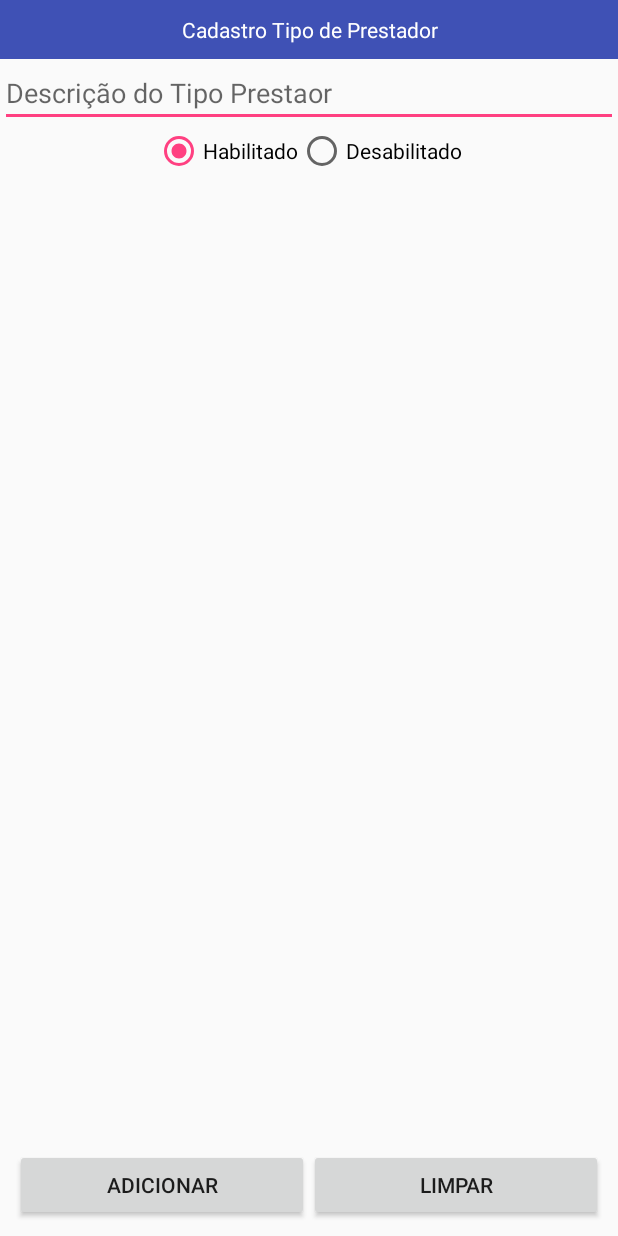
After one commit to dsleal/fabricaADS2019, an Android app: the AddTipoPrestador screen opened directly, with no data from a screen before it, on a phone screen of 412 x 824 dp. The commit adds this screen. Run offline under Robolectric (Android 15) with nearby library versions, the phone set to English and light mode, and no system bars.

Commit message:
Tela para adicionar tipo prestador

```diff
--- a/app/build.gradle
+++ b/app/build.gradle
@@ -27,6 +27,7 @@ dependencies {
     implementation 'com.android.support:appcompat-v7:26.1.0'
     implementation 'com.android.support:cardview-v7:26.1.0'
     implementation 'com.android.support.constraint:constraint-layout:1.0.2'
+    implementation 'com.android.support:design:26.1.0'
     testImplementation 'junit:junit:4.12'
     androidTestImplementation 'com.android.support.test:runner:1.0.1'
     androidTestImplementation 'com.android.support.test.espresso:espresso-core:3.0.1'
@@ -35,6 +36,7 @@ dependencies {
     implementation 'com.squareup.retrofit2:converter-gson:2.1.0'
     implementation 'com.squareup.okhttp3:logging-interceptor:3.4.1'
     implementation 'com.squareup.okhttp3:okhttp:3.4.1'
+    implementation 'com.android.support:gridlayout-v7:26.1.0'
 
 
 }
--- a/app/src/main/java/contrato/com/activities/administrador/Administrador.java
+++ b/app/src/main/java/contrato/com/activities/administrador/Administrador.java
@@ -19,8 +19,9 @@ public class Administrador extends AppCompatActivity {
 
        }
 
+
     public void tpPrestador(View view) {
-        Intent intent = new Intent(Administrador.this, TTipoPrestador.class);
+        Intent intent = new Intent(Administrador.this, TTipoPrestador2.class);
         intent.putExtra("info","This is activity from card item index  ");
         startActivity(intent);
 
--- a/app/src/main/java/contrato/com/adapters/AdapterTipoPrestador.java
+++ b/app/src/main/java/contrato/com/adapters/AdapterTipoPrestador.java
@@ -59,11 +59,13 @@ public class AdapterTipoPrestador extends BaseAdapter {
         TipoPrestador tipoPrestador = parsetItem(i);
 
         TextView descricao;
+        TextView habilitado;
 
         descricao = view.findViewById(R.id.txtTpDesc);
-        //campoEmail = view.findViewById(R.id.txtEmail);
+        habilitado = view.findViewById(R.id.txtTpHabil);
 
         descricao.setText(tipoPrestador.getDescricao()!=null ? tipoPrestador.getDescricao() : "Sem registro");
+        habilitado.setText(tipoPrestador.isDesativado() == true ? "desabilitado" : "habilitado");
 
         return view;
     }
--- a/app/src/main/java/contrato/com/boostrap/APIClient.java
+++ b/app/src/main/java/contrato/com/boostrap/APIClient.java
@@ -10,7 +10,7 @@ public class APIClient {
     private static Retrofit retrofit = null;
 
     //public static final String ENDPOINT = "https://jsonplaceholder.typicode.com/";
-    public static final String ENDPOINT = "http://10.144.30.211:8080/api/";
+    public static final String ENDPOINT = "http://192.168.1.7:8080/api/";
 
     public static Retrofit getClient(){
 
--- a/app/src/main/java/contrato/com/model/TipoPrestador.java
+++ b/app/src/main/java/contrato/com/model/TipoPrestador.java
@@ -20,9 +20,7 @@ public class TipoPrestador {
     }
 
     public TipoPrestador(String descricao) {
-
         this.descricao = descricao;
-
     }
 
     public int getCodigo() {
--- /dev/null
+++ b/app/src/main/res/layout/activity_add_tipo_prestador.xml
@@ -0,0 +1,83 @@
+<RelativeLayout xmlns:android="http://schemas.android.com/apk/res/android"
+    android:orientation="vertical"
+    android:gravity="center_horizontal"
+    android:layout_height="fill_parent"
+    android:layout_width="fill_parent">
+
+    <LinearLayout android:layout_width="fill_parent"
+        android:id="@+id/AddTpcabecalho"
+        android:layout_height="wrap_content"
+        android:orientation="horizontal"
+        android:background="@color/colorPrimary"
+        android:padding="10dip">
+        <TextView android:textColor="#FFFFFF"
+            android:layout_height="wrap_content"
+            android:layout_alignParentBottom="true"
+            android:layout_width="fill_parent"
+            android:gravity="center_horizontal"
+            android:text="@string/llAddTP" />
+    </LinearLayout>
+
+
+    <LinearLayout
+        android:layout_width="match_parent"
+        android:layout_height="match_parent"
+        android:orientation="vertical"
+        android:layout_below="@id/AddTpcabecalho">
+
+        <EditText
+            android:id="@+id/txtAddTpDesc"
+            android:layout_width="match_parent"
+            android:layout_height="wrap_content"
+            android:ems="10"
+            android:hint="@string/txtAddTpDesc"
+            android:inputType="textPersonName" />
+
+        <RadioGroup
+            android:id="@+id/rbGroup"
+            android:layout_width="match_parent"
+            android:layout_height="wrap_content"
+            android:orientation="horizontal"
+            android:gravity="center"
+            android:layout_gravity="center_vertical">
+
+            <RadioButton
+                android:id="@+id/rbHabilitado"
+                android:layout_width="wrap_content"
+                android:layout_height="wrap_content"
+                android:checked="true"
+                android:text="@string/rbHabilitado" />
+
+            <RadioButton
+                android:id="@+id/rbDesabilitado"
+                android:layout_width="wrap_content"
+                android:layout_height="wrap_content"
+                android:text="@string/rbDesabilitado" />
+        </RadioGroup>
+
+    </LinearLayout>
+
+
+    <LinearLayout android:layout_width="fill_parent"
+        android:layout_alignParentBottom="true"
+        android:gravity="center_vertical"
+        android:layout_height="wrap_content"
+        android:padding="10dip">
+        <Button
+            android:id="@+id/btnAddTPAdicionar"
+            android:layout_width="0dp"
+            android:layout_height="wrap_content"
+            android:layout_weight="1"
+            android:onClick="adicionar"
+            android:text="@string/btnAdicionar" />
+
+        <Button
+            android:id="@+id/btnAddTPLimpar"
+            android:layout_width="0dp"
+            android:layout_height="wrap_content"
+            android:layout_weight="1"
+            android:onClick="limpar"
+            android:text="@string/btnLimpar" />
+    </LinearLayout>
+
+</RelativeLayout>
--- /dev/null
+++ b/app/src/main/res/values/dimens.xml
@@ -0,0 +1,3 @@
+<resources>
+    <dimen name="fab_margin">16dp</dimen>
+</resources>
--- a/app/src/main/res/values/strings.xml
+++ b/app/src/main/res/values/strings.xml
@@ -1,5 +1,5 @@
 <resources>
-    <string name="app_name">AndroidGridLayout</string>
+    <string name="app_name">Contrato</string>
     <string name="pnlAdm">Painel Administrativo</string>
     <string name="pnlCadastro">Cadastro-se</string>
     <string name="btnCadastro">Cadatre-se</string>
@@ -21,5 +21,17 @@
     <string name="cardCliente">Cliente</string>
     <string name="cardOrdemServico">Ordem de Serviço</string>
     <string name="cardSolicitacaoServico">Solicitacao de Servico</string>
+    <string name="title_activity_ttipo_prestador2">TTipoPrestador2</string>
+    <string name="txtAddTpDesc">Descrição do Tipo Prestaor</string>
+    <string name="rbHabilitado">Habilitado</string>
+    <string name="rbDesabilitado">Desabilitado</string>
+    <string name="btnAdicionar">Adicionar</string>
+    <string name="btnLimpar">Limpar</string>
+    <string name="llAddTP">Cadastro Tipo de Prestador</string>
+
+
+
+
+
 
 </resources>
--- a/app/src/main/res/values/styles.xml
+++ b/app/src/main/res/values/styles.xml
@@ -8,4 +8,13 @@
         <item name="colorAccent">@color/colorAccent</item>
     </style>
 
+    <style name="AppTheme.NoActionBar">
+        <item name="windowActionBar">false</item>
+        <item name="windowNoTitle">true</item>
+    </style>
+
+    <style name="AppTheme.AppBarOverlay" parent="ThemeOverlay.AppCompat.Dark.ActionBar" />
+
+    <style name="AppTheme.PopupOverlay" parent="ThemeOverlay.AppCompat.Light" />
+
 </resources>
```
Also changed, not shown: app/src/main/AndroidManifest.xml (+6 -1 lines), app/src/main/java/contrato/com/activities/administrador/AddTipoPrestador.java (added, +78 -0 lines), app/src/main/java/contrato/com/activities/administrador/TTipoPrestador2.java (added, +95 -0 lines), app/src/main/res/layout/activity_itens_tipo_prestador.xml (+8 -15 lines), app/src/main/res/layout/activity_ttipo_prestador2.xml (added, +45 -0 lines), app/src/main/res/layout/content_ttipo_prestador2.xml (added, +11 -0 lines).
